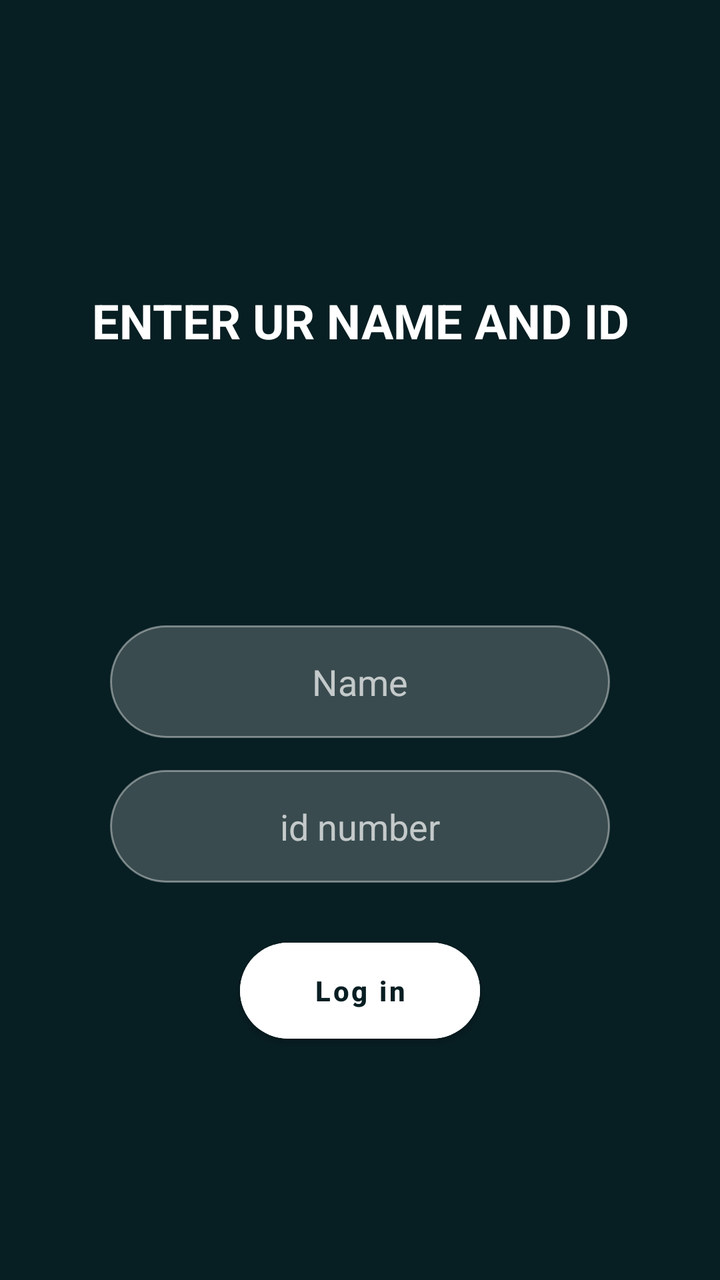
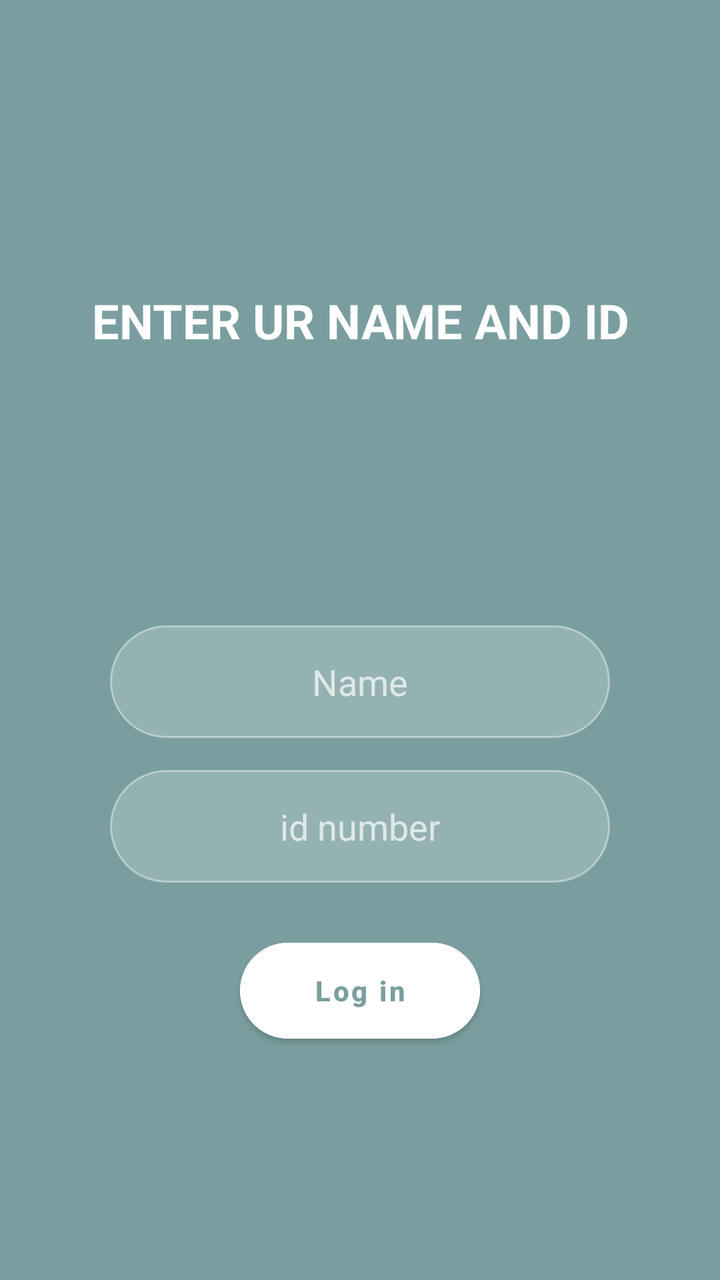

The first picture is an Android layout as it rendered before a commit; the second is the same layout after the commit. The layout source and the unified diff follow.
<!-- AndroidManifest.xml: application theme Theme.Trial2 -->
<!-- res/layout/activity_login.xml -->
<?xml version="1.0" encoding="utf-8"?>
<androidx.constraintlayout.widget.ConstraintLayout xmlns:android="http://schemas.android.com/apk/res/android"
    xmlns:app="http://schemas.android.com/apk/res-auto"
    xmlns:tools="http://schemas.android.com/tools"
    android:id="@+id/main"
    android:layout_width="match_parent"
    android:layout_height="match_parent"
    android:padding="24dp"
    tools:context=".LoginActivity">

    <TextView
        android:id="@+id/title"
        android:layout_width="wrap_content"
        android:layout_height="wrap_content"
        android:layout_marginTop="120dp"
        android:text="@string/login_title"
        android:textColor="@color/white"
        android:textSize="24sp"
        android:textStyle="bold"
        android:gravity="center"
        app:layout_constraintEnd_toEndOf="parent"
        app:layout_constraintStart_toStartOf="parent"
        app:layout_constraintTop_toTopOf="parent" />

    <LinearLayout
        android:layout_width="match_parent"
        android:layout_height="wrap_content"
        android:gravity="center"
        android:orientation="vertical"
        app:layout_constraintBottom_toBottomOf="parent"
        app:layout_constraintEnd_toEndOf="parent"
        app:layout_constraintStart_toStartOf="parent"
        app:layout_constraintTop_toBottomOf="@+id/title"
        app:layout_constraintVertical_bias="0.6">

        <EditText
            android:id="@+id/etName"
            style="@style/GlassInputStyle"
            android:layout_width="250dp"
            android:layout_height="wrap_content"
            android:hint="@string/hint_name"
            android:inputType="textPersonName"
            android:gravity="center"
            android:layout_marginBottom="16dp" />

        <EditText
            android:id="@+id/etIdNumber"
            style="@style/GlassInputStyle"
            android:layout_width="250dp"
            android:layout_height="wrap_content"
            android:hint="@string/hint_id_number"
            android:inputType="number"
            android:gravity="center"
            android:layout_marginBottom="24dp" />

        <com.google.android.material.button.MaterialButton
            android:id="@+id/btnLogin"
            android:layout_width="120dp"
            android:layout_height="60dp"
            android:text="@string/btn_login"
            android:textAllCaps="false"
            android:textColor="@color/DarkSlate"
            android:backgroundTint="@color/white"
            app:cornerRadius="30dp"
            android:textStyle="bold"
            android:onClick="GetInfo"


            />

    </LinearLayout>

</androidx.constraintlayout.widget.ConstraintLayout>
<!-- resources referenced by this layout -->
<resources>
  <color name="DarkSlate">#071E22</color>
  <color name="white">#FFFFFFFF</color>
  <string name="btn_login">Log in</string>
  <string name="hint_id_number">id number</string>
  <string name="hint_name">Name</string>
  <string name="login_title">ENTER UR NAME AND ID</string>
  <style name="GlassInputStyle">
          <item name="android:background">@drawable/glass_background</item>
          <item name="android:padding">16dp</item>
          <item name="android:textColor">#FFFFFF</item>
          <item name="android:textColorHint">#B3FFFFFF</item> </style>
  <style name="Theme.Trial2" parent="Theme.MaterialComponents.DayNight.NoActionBar">
          
          <item name="android:windowBackground">@color/DarkSlate</item>
          <item name="colorPrimary">@color/white</item>
          <item name="colorPrimaryVariant">@color/purple_700</item>
          <item name="colorOnPrimary">@color/DarkSlate</item>
          
          <item name="colorSecondary">@color/teal_200</item>
          <item name="colorSecondaryVariant">@color/teal_700</item>
          <item name="colorOnSecondary">@color/black</item>
          
          <item name="android:statusBarColor">@color/black</item>
          
      </style>
  <!-- drawable glass_background (drawable) -->
  <?xml version="1.0" encoding="utf-8"?>
  <selector xmlns:android="http://schemas.android.com/apk/res/android">
      <item android:state_pressed="true">
          <shape>
              <solid android:color="#80FFFFFF" /> <corners android:radius="28dp" />
              <stroke android:width="2dp" android:color="#FFFFFF" />
          </shape>
      </item>
  
      <item android:state_hovered="true">
          <shape>
              <solid android:color="#4DFFFFFF" /> <corners android:radius="28dp" />
              <stroke android:width="1.5dp" android:color="#B3FFFFFF" />
          </shape>
      </item>
  
      <item>
          <shape>
              <solid android:color="#33FFFFFF" /> <corners android:radius="28dp" />
              <stroke android:width="1dp" android:color="#66FFFFFF" />
          </shape>
      </item>
  </selector>
  <color name="purple_700">#FF3700B3</color>
  <color name="teal_200">#FF03DAC5</color>
  <color name="teal_700">#FF018786</color>
  <color name="black">#FF000000</color>
</resources>

<!-- the commit's change to res/layout/activity_login.xml (unified diff, before → after) -->
@@ -59,7 +59,7 @@
             android:layout_height="60dp"
             android:text="@string/btn_login"
             android:textAllCaps="false"
-            android:textColor="@color/DarkSlate"
+            android:textColor="@color/LightDarkSlate"
             android:backgroundTint="@color/white"
             app:cornerRadius="30dp"
             android:textStyle="bold"
<!-- resource entries referenced after the edit -->
@@ -1,6 +1,6 @@
 <!-- resources referenced by this layout -->
 <resources>
-  <color name="DarkSlate">#071E22</color>
+  <color name="LightDarkSlate">#7A9E9F</color>
   <color name="white">#FFFFFFFF</color>
   <string name="btn_login">Log in</string>
   <string name="hint_id_number">id number</string>
@@ -13,10 +13,10 @@
           <item name="android:textColorHint">#B3FFFFFF</item> </style>
   <style name="Theme.Trial2" parent="Theme.MaterialComponents.DayNight.NoActionBar">
           
-          <item name="android:windowBackground">@color/DarkSlate</item>
+          <item name="android:windowBackground">@color/LightDarkSlate</item>
           <item name="colorPrimary">@color/white</item>
           <item name="colorPrimaryVariant">@color/purple_700</item>
-          <item name="colorOnPrimary">@color/DarkSlate</item>
+          <item name="colorOnPrimary">@color/LightDarkSlate</item>
           
           <item name="colorSecondary">@color/teal_200</item>
           <item name="colorSecondaryVariant">@color/teal_700</item>
